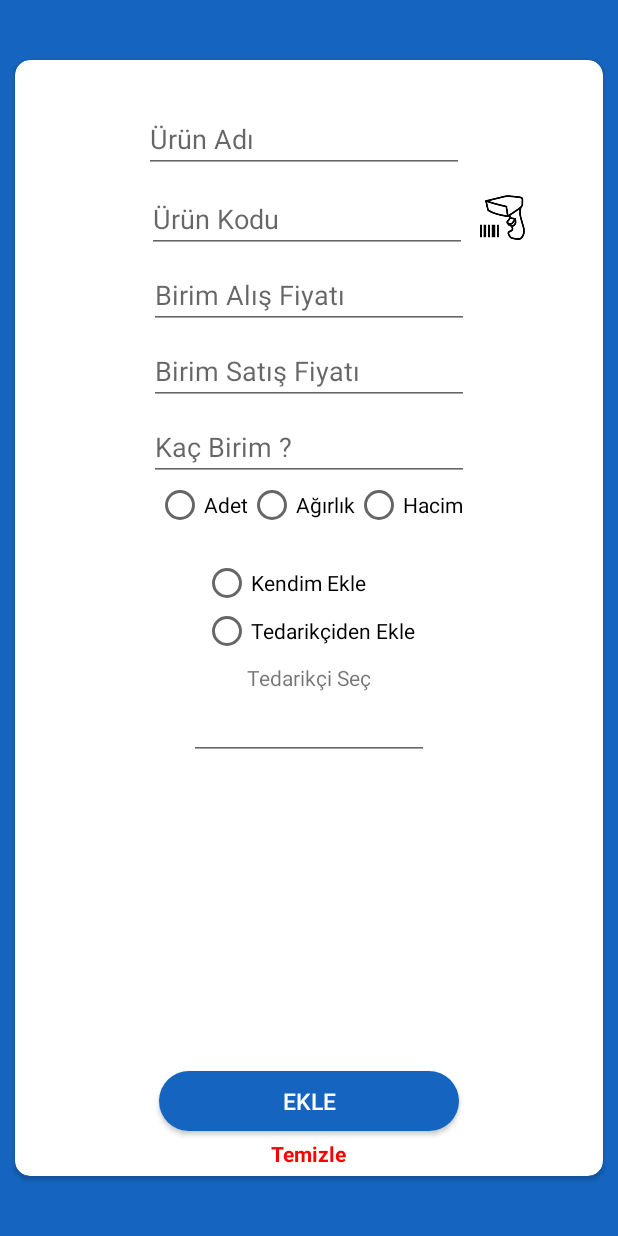
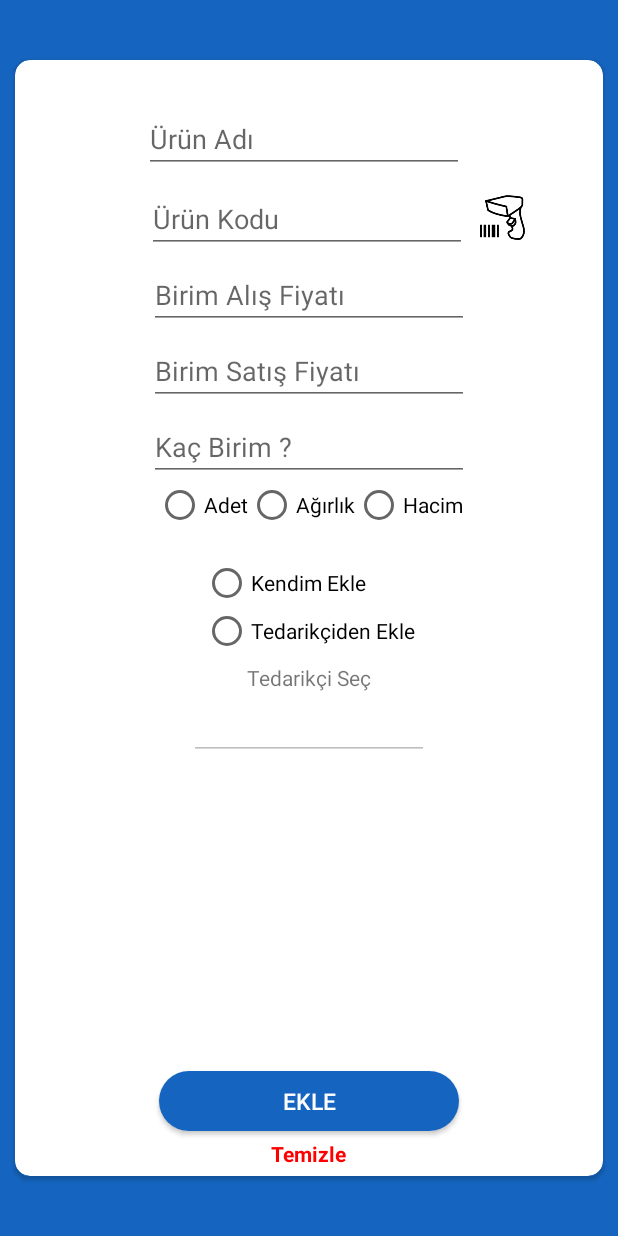
Before and after one commit to mertbabur/Stok-Tracking, an Android app: the fragment AddProductFragment placed in its activity, on a phone screen of 412 x 824 dp. Run offline under Robolectric (Android 15) with nearby library versions, the phone set to English and light mode, and no system bars; our stand-ins replace Firebase (no records; nobody signed in at launch, a user with empty details on screens opened directly); libraries missing offline, so code that uses them is left out: com.google.zxing.integration.

Commit message:
ürün ekleme son .

```diff
--- a/app/src/main/res/layout/fragment_add_product_design.xml
+++ b/app/src/main/res/layout/fragment_add_product_design.xml
@@ -195,6 +195,7 @@
                 android:layout_height="wrap_content"
                 android:layout_marginTop="5dp"
                 android:ems="10"
+                android:enabled="false"
                 android:inputType="textPersonName"
                 android:textSize="14sp"
                 app:layout_constraintEnd_toEndOf="parent"
```
